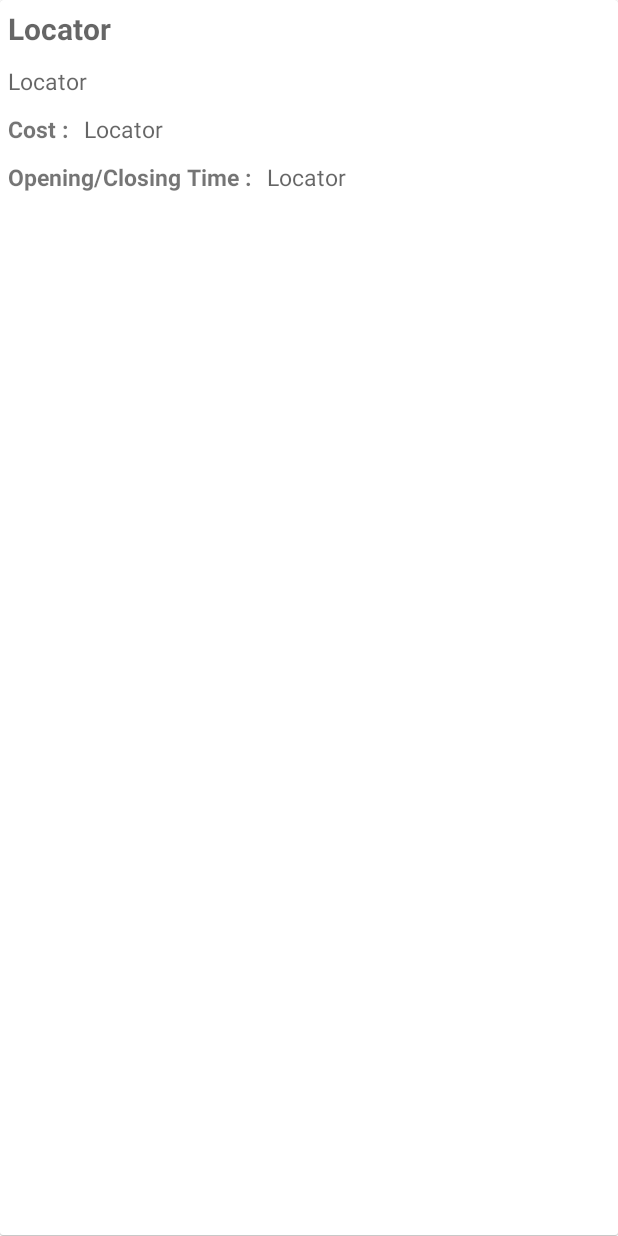
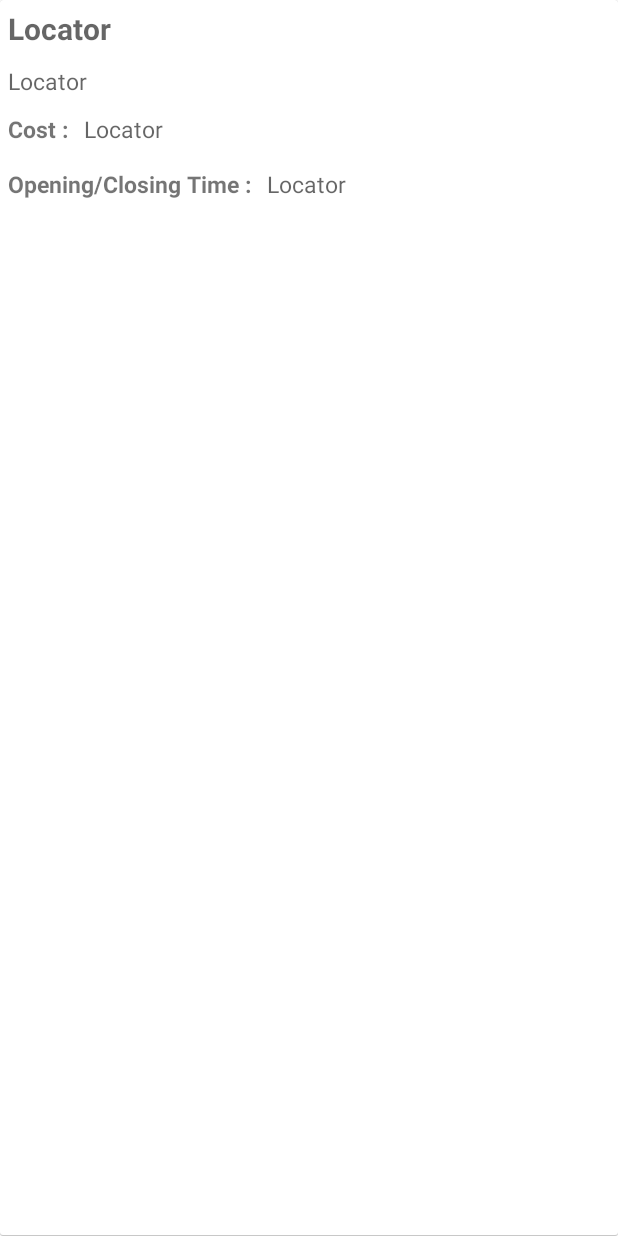
Before and after one commit to tanvir-durlove/Locator, an Android app: the layout tab_fragment_2.xml on its own in the app's theme, with its tools: preview values and no code run, on a phone screen of 412 x 824 dp. Run offline under Robolectric (Android 15) with nearby library versions, the phone set to English and light mode, and no system bars.

```diff
--- a/app/src/main/java/rifat/finalproject/locator/OfflineContent.java
+++ b/app/src/main/java/rifat/finalproject/locator/OfflineContent.java
@@ -48,6 +48,5 @@ public class OfflineContent extends AppCompatActivity {
         Intent intent=new Intent(OfflineContent.this,MainActivity.class);
         startActivity(intent);
         finish();
-
-
-    }}
+    }
+}
--- a/app/src/main/res/layout/tab_fragment_2.xml
+++ b/app/src/main/res/layout/tab_fragment_2.xml
@@ -29,15 +29,7 @@
         android:textStyle="bold"
         android:layout_margin="5dp"
         android:textSize="15dp"/>
-    <TextView
-        android:id="@+id/timelabel"
-        android:layout_width="wrap_content"
-        android:layout_height="wrap_content"
-        android:layout_below="@id/costlabel"
-        android:text="Opening/Closing Time :"
-        android:textStyle="bold"
-        android:layout_margin="5dp"
-        android:textSize="15dp" />
+
     <TextView
         android:id="@+id/cost"
         android:hint="@string/app_name"
@@ -48,13 +40,32 @@
         android:layout_width="match_parent"
         android:layout_height="wrap_content" />
     <TextView
+        android:id="@+id/timelabel"
+        android:layout_width="wrap_content"
+        android:layout_height="wrap_content"
+        android:layout_below="@+id/costlabel"
+        android:layout_marginStart="5dp"
+        android:layout_marginLeft="5dp"
+        android:layout_marginTop="10dp"
+        android:layout_marginEnd="5dp"
+        android:layout_marginRight="5dp"
+        android:layout_marginBottom="5dp"
+        android:text="Opening/Closing Time :"
+        android:textSize="15dp"
+        android:textStyle="bold" />
+    <TextView
         android:id="@+id/time"
         android:hint="@string/app_name"
-        android:layout_margin="5dp"
+        android:layout_marginStart="5dp"
+        android:layout_marginLeft="5dp"
+        android:layout_marginTop="10dp"
+        android:layout_marginEnd="5dp"
+        android:layout_marginRight="5dp"
+        android:layout_marginBottom="5dp"
         android:textSize="15dp"
+        android:layout_width="match_parent"
+        android:layout_height="wrap_content"
         android:layout_toRightOf="@+id/timelabel"
-        android:layout_below="@+id/cost"
-        android:layout_width="match_parent"
-        android:layout_height="wrap_content" />
+        android:layout_below="@+id/costlabel"/>
 
 </RelativeLayout>
```
Also changed, not shown: app/src/main/java/rifat/finalproject/locator/NearbyOnline.java (+8 -5 lines), app/src/main/java/rifat/finalproject/locator/OfflineDustbinFragment.java (+8 -2 lines), app/src/main/java/rifat/finalproject/locator/SearchActivity.java (+53 -46 lines), app/src/main/java/rifat/finalproject/locator/SingleItemView.java (+7 -0 lines), app/src/main/res/layout/tab_fragment_1.xml (+29 -0 lines).
